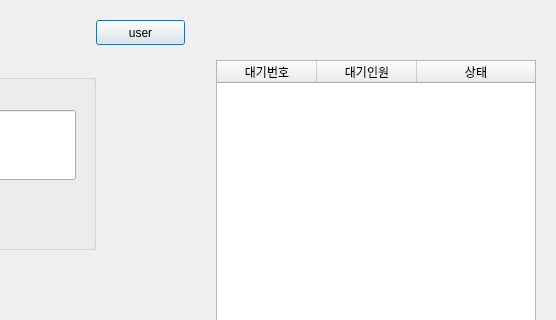
iot-team5-project/iot-waitingsystem, file src/gui/rest_control.ui: the form before one commit; both pictures show x 724 to 1280 and y 0 to 320 of the 1280 by 720 pixel window.
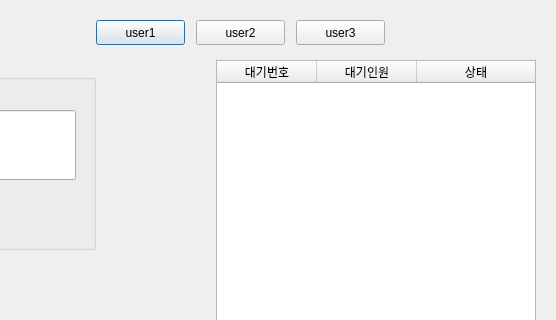
The form after the commit.

Patch:
```diff
--- a/src/gui/rest_control.ui
+++ b/src/gui/rest_control.ui
@@ -207,7 +207,33 @@
     </rect>
    </property>
    <property name="text">
-    <string>user</string>
+    <string>user1</string>
+   </property>
+  </widget>
+  <widget class="QPushButton" name="btnUser_2">
+   <property name="geometry">
+    <rect>
+     <x>920</x>
+     <y>20</y>
+     <width>89</width>
+     <height>25</height>
+    </rect>
+   </property>
+   <property name="text">
+    <string>user2</string>
+   </property>
+  </widget>
+  <widget class="QPushButton" name="btnUser_3">
+   <property name="geometry">
+    <rect>
+     <x>1020</x>
+     <y>20</y>
+     <width>89</width>
+     <height>25</height>
+    </rect>
+   </property>
+   <property name="text">
+    <string>user3</string>
    </property>
   </widget>
  </widget>
```
